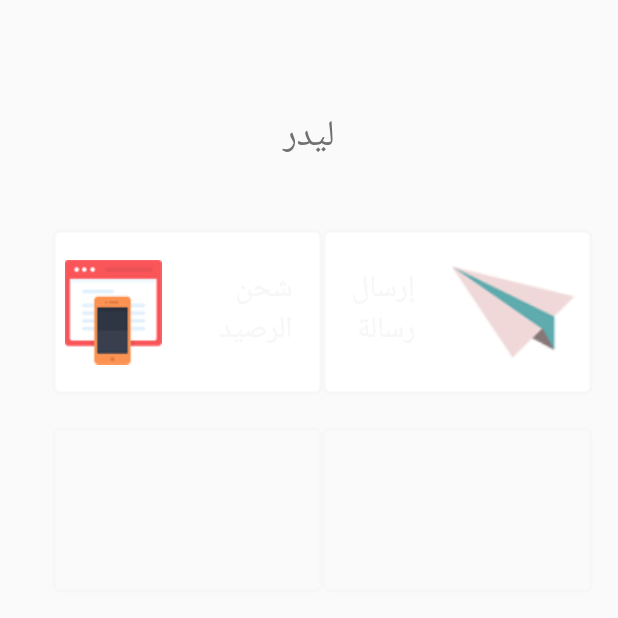
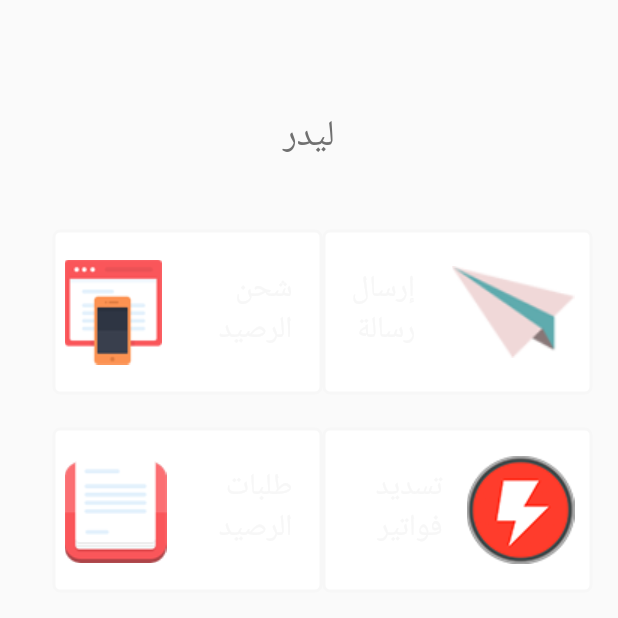
Before and after one commit to SuitlessStan/Leader, a Flutter app: the HomePage screen opened directly, on a phone screen of 412 x 824 dp, the top half of it. Run offline on Flutter 3.47's test engine with Material 2 defaults, Android fonts, the phone set to English and light mode, and no system bars; our stand-ins replace google_fonts; Roboto replaces fonts that are missing (Calibri); project files that could hold a hidden picture were left out.

Commit message:
done with designing homePage (could use editing)

```diff
--- a/lib/screens/home.dart
+++ b/lib/screens/home.dart
@@ -71,7 +71,7 @@ class _HomePageState extends State<HomePage> {
                             width: 24,
                           ),
                           Container(
-                            // Send message text
+                            // Send message text container
                             height: 58,
                             width: 46,
                             child: Text(
@@ -140,25 +140,101 @@ class _HomePageState extends State<HomePage> {
                 Row(
                   children: [
                     Container(
+                      //Send text Container
                       width: 180,
                       height: 110,
                       decoration: BoxDecoration(
+                        color: Colors.white,
                         borderRadius: BorderRadius.circular(5),
                         border: Border.all(
                           width: 2,
                           color: borderColor,
                         ),
                       ),
+                      child: Row(
+                        children: [
+                          SizedBox(
+                            height: 10,
+                            width: 10,
+                          ),
+                          Container(
+                            //pay bills image
+                            height: 72,
+                            width: 72,
+                            decoration: BoxDecoration(
+                              image: DecorationImage(
+                                  image:
+                                      AssetImage('assets/images/payBills.png'),
+                                  fit: BoxFit.fill),
+                            ),
+                          ),
+                          SizedBox(
+                            height: 24,
+                            width: 16,
+                          ),
+                          Container(
+                            // pay bills text container
+                            height: 58,
+                            width: 64,
+                            child: Text(
+                              'تسديد فواتير',
+                              style: TextStyle(
+                                color: borderColor,
+                                fontFamily: 'Calibri',
+                                fontSize: 20,
+                              ),
+                            ),
+                          )
+                        ],
+                      ),
                     ),
                     Container(
+                      //Balance requests
                       width: 180,
                       height: 110,
                       decoration: BoxDecoration(
+                        color: Colors.white,
                         borderRadius: BorderRadius.circular(5),
                         border: Border.all(
                           width: 2,
                           color: borderColor,
                         ),
+                      ),
+                      child: Row(
+                        children: [
+                          SizedBox(
+                            height: 24,
+                            width: 18,
+                          ),
+                          Container(
+                            // Send message text
+                            height: 58,
+                            width: 73,
+                            child: Text(
+                              'طلبات الرصيد',
+                              style: TextStyle(
+                                color: borderColor,
+                                fontFamily: 'Calibri',
+                                fontSize: 20,
+                              ),
+                            ),
+                          ),
+                          SizedBox(
+                            height: 10,
+                            width: 11,
+                          ),
+                          Container(
+                            //Send text image
+                            height: 71,
+                            width: 68,
+                            decoration: BoxDecoration(
+                              image: DecorationImage(
+                                  image: AssetImage(
+                                      'assets/images/balanceRequests.png'),
+                                  fit: BoxFit.fill),
+                            ),
+                          ),
+                        ],
                       ),
                     ),
                   ],
```
Also changed, not shown: assets/images/balanceRequests.png (renamed from assets/images/Image 4.png), assets/images/payBills.png (renamed from assets/images/Image 3.png).
